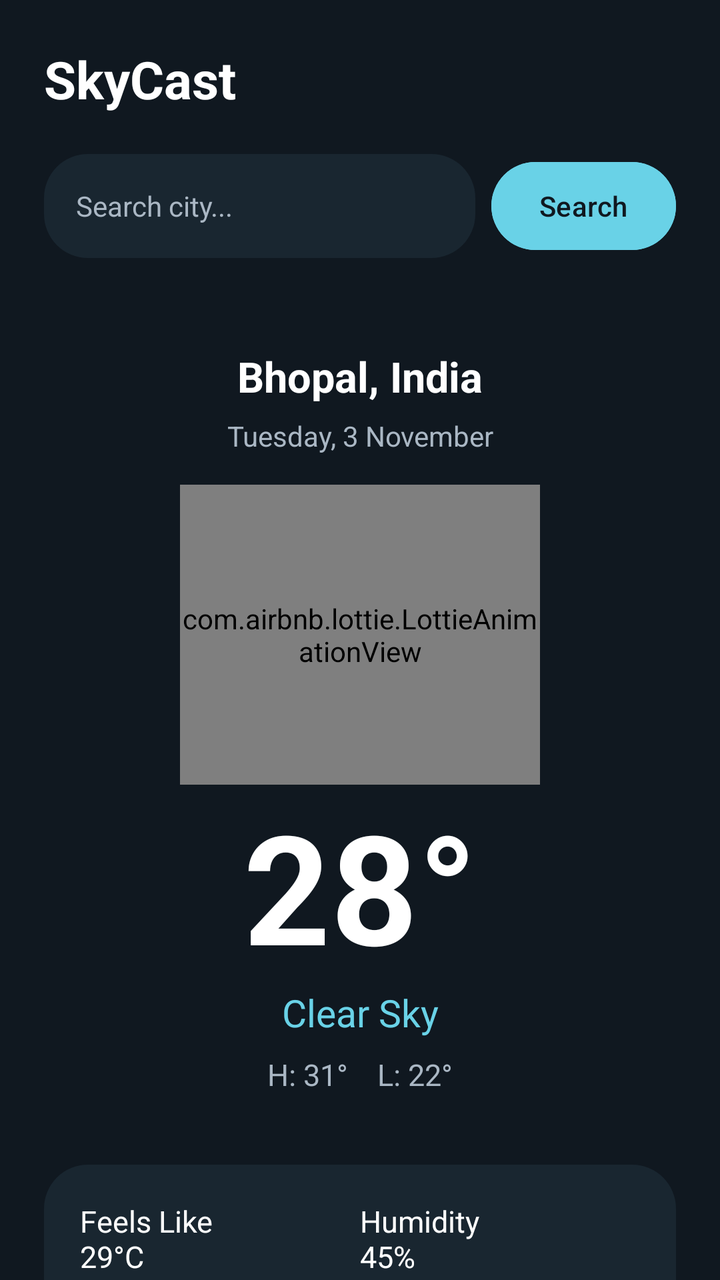
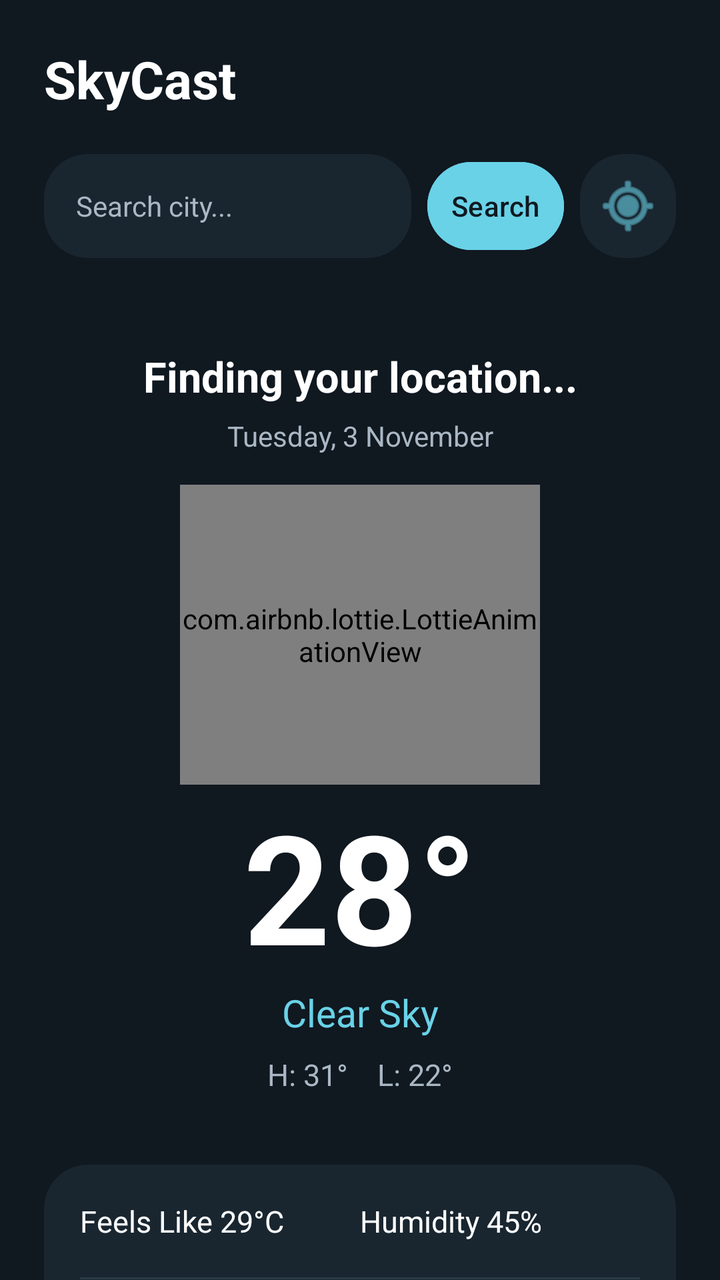

An Android layout rendered at two revisions. The XML below is the earlier revision; the diff shows what the commit changed to produce the second picture.
<!-- AndroidManifest.xml: application theme Theme.SkyCast -->
<!-- res/layout/activity_main.xml -->
<?xml version="1.0" encoding="utf-8"?>
<ScrollView xmlns:android="http://schemas.android.com/apk/res/android"
    xmlns:app="http://schemas.android.com/apk/res-auto"
    android:layout_width="match_parent"
    android:layout_height="match_parent"
    android:background="@drawable/bg_main"
    android:fillViewport="true"
    android:scrollbars="none">

    <LinearLayout
        android:layout_width="match_parent"
        android:layout_height="wrap_content"
        android:orientation="vertical"
        android:padding="22dp">

        

        <LinearLayout
            android:layout_width="match_parent"
            android:layout_height="wrap_content"
            android:gravity="center_vertical"
            android:orientation="horizontal">

            <TextView
                android:layout_width="0dp"
                android:layout_height="wrap_content"
                android:layout_weight="1"
                android:text="SkyCast"
                android:textColor="@color/sky_text_primary"
                android:textSize="26sp"
                android:textStyle="bold" />

        </LinearLayout>

        

        <LinearLayout
            android:layout_width="match_parent"
            android:layout_height="wrap_content"
            android:layout_marginTop="20dp"
            android:layout_marginBottom="10dp"
            android:gravity="center_vertical"
            android:orientation="horizontal">

            <EditText
                android:id="@+id/etCitySearch"
                android:layout_width="0dp"
                android:layout_height="52dp"
                android:layout_weight="1"
                android:background="@drawable/bg_weather_card"
                android:hint="Search city..."
                android:imeOptions="actionSearch"
                android:inputType="textCapWords"
                android:paddingStart="16dp"
                android:paddingEnd="12dp"
                android:singleLine="true"
                android:textColor="@color/sky_text_primary"
                android:textColorHint="@color/sky_text_secondary"
                android:textSize="14sp" />

            <Button
                android:id="@+id/btnSearchCity"
                android:layout_width="wrap_content"
                android:layout_height="52dp"
                android:layout_marginStart="8dp"
                android:backgroundTint="@color/sky_accent"
                android:text="Search"
                android:textAllCaps="false"
                android:textColor="@color/sky_background" />

        </LinearLayout>

        

        <LinearLayout
            android:id="@+id/citySuggestionsContainer"
            android:layout_width="match_parent"
            android:layout_height="wrap_content"
            android:layout_marginTop="2dp"
            android:background="@drawable/bg_weather_card"
            android:elevation="8dp"
            android:orientation="vertical"
            android:padding="6dp"
            android:visibility="gone">

            <androidx.recyclerview.widget.RecyclerView
                android:id="@+id/citySuggestionsRecyclerView"
                android:layout_width="match_parent"
                android:layout_height="wrap_content"
                android:nestedScrollingEnabled="false"
                android:overScrollMode="never" />

        </LinearLayout>

        

        <TextView
            android:id="@+id/tvCity"
            android:layout_width="match_parent"
            android:layout_height="wrap_content"
            android:layout_marginTop="35dp"
            android:gravity="center"
            android:text="Bhopal, India"
            android:textColor="@color/sky_text_primary"
            android:textSize="21sp"
            android:textStyle="bold" />

        <TextView
            android:id="@+id/tvDate"
            android:layout_width="match_parent"
            android:layout_height="wrap_content"
            android:layout_marginTop="6dp"
            android:gravity="center"
            android:text="Tuesday, 3 November"
            android:textColor="@color/sky_text_secondary"
            android:textSize="14sp" />

        

        <com.airbnb.lottie.LottieAnimationView
            android:id="@+id/tvWeatherIcon"
            android:layout_width="180dp"
            android:layout_height="150dp"
            android:layout_gravity="center"
            android:layout_marginTop="15dp"
            app:lottie_autoPlay="false"
            app:lottie_loop="true" />

        

        <TextView
            android:id="@+id/tvTemperature"
            android:layout_width="match_parent"
            android:layout_height="wrap_content"
            android:gravity="center"
            android:text="28°"
            android:textColor="@color/sky_text_primary"
            android:textSize="76sp"
            android:textStyle="bold" />

        <TextView
            android:id="@+id/tvCondition"
            android:layout_width="match_parent"
            android:layout_height="wrap_content"
            android:gravity="center"
            android:text="Clear Sky"
            android:textColor="@color/sky_accent"
            android:textSize="19sp" />

        <TextView
            android:id="@+id/tvHighLow"
            android:layout_width="match_parent"
            android:layout_height="wrap_content"
            android:layout_marginTop="8dp"
            android:gravity="center"
            android:text="H: 31°    L: 22°"
            android:textColor="@color/sky_text_secondary"
            android:textSize="15sp" />

        

        <LinearLayout
            android:layout_width="match_parent"
            android:layout_height="wrap_content"
            android:layout_marginTop="35dp"
            android:background="@drawable/bg_weather_card"
            android:orientation="vertical"
            android:padding="18dp">

            <LinearLayout
                android:layout_width="match_parent"
                android:layout_height="wrap_content"
                android:orientation="horizontal">

                <TextView
                    android:id="@+id/tvFeelsLike"
                    android:layout_width="0dp"
                    android:layout_height="wrap_content"
                    android:layout_weight="1"
                    android:text="Feels Like\n29°C"
                    android:textColor="@color/sky_text_primary"
                    android:textSize="15sp" />

                <TextView
                    android:id="@+id/tvHumidity"
                    android:layout_width="0dp"
                    android:layout_height="wrap_content"
                    android:layout_weight="1"
                    android:text="Humidity\n45%"
                    android:textColor="@color/sky_text_primary"
                    android:textSize="15sp" />

            </LinearLayout>

            <View
                android:layout_width="match_parent"
                android:layout_height="1dp"
                android:layout_marginTop="18dp"
                android:layout_marginBottom="18dp"
                android:background="@color/sky_divider" />

            <LinearLayout
                android:layout_width="match_parent"
                android:layout_height="wrap_content"
                android:orientation="horizontal">

                <TextView
                    android:id="@+id/tvWind"
                    android:layout_width="0dp"
                    android:layout_height="wrap_content"
                    android:layout_weight="1"
                    android:text="Wind\n12 km/h"
                    android:textColor="@color/sky_text_primary"
                    android:textSize="15sp" />

                <TextView
                    android:id="@+id/tvPressure"
                    android:layout_width="0dp"
                    android:layout_height="wrap_content"
                    android:layout_weight="1"
                    android:text="Pressure\n1012 hPa"
                    android:textColor="@color/sky_text_primary"
                    android:textSize="15sp" />

            </LinearLayout>

        </LinearLayout>

        

        <TextView
            android:layout_width="match_parent"
            android:layout_height="wrap_content"
            android:layout_marginTop="32dp"
            android:text="5-Day Forecast"
            android:textColor="@color/sky_text_primary"
            android:textSize="20sp"
            android:textStyle="bold" />

        

        <androidx.recyclerview.widget.RecyclerView
            android:id="@+id/forecastRecyclerView"
            android:layout_width="match_parent"
            android:layout_height="185dp"
            android:layout_marginTop="15dp"
            android:clipToPadding="false"
            android:overScrollMode="never" />

    </LinearLayout>

</ScrollView>
<!-- resources referenced by this layout -->
<resources>
  <color name="sky_accent">#69D2E7</color>
  <color name="sky_background">#101820</color>
  <color name="sky_divider">#2B3B46</color>
  <color name="sky_text_primary">#FFFFFF</color>
  <color name="sky_text_secondary">#AAB7C4</color>
  <!-- drawable bg_main (drawable) -->
  <?xml version="1.0" encoding="utf-8"?>
  <shape xmlns:android="http://schemas.android.com/apk/res/android">
      <solid android:color="@color/sky_background" />
  </shape>
  <!-- drawable bg_weather_card (drawable) -->
  <?xml version="1.0" encoding="utf-8"?>
  <shape xmlns:android="http://schemas.android.com/apk/res/android">
      <solid android:color="@color/sky_card" />
      <corners android:radius="22dp" />
  </shape>
  <style name="Theme.SkyCast" parent="Base.Theme.SkyCast" />
  <color name="sky_card">#192630</color>
  <style name="Base.Theme.SkyCast" parent="Theme.Material3.DayNight.NoActionBar">
          
          
      </style>
</resources>

<!-- the commit's change to res/layout/activity_main.xml (unified diff, before → after) -->
@@ -14,7 +14,6 @@
         android:padding="22dp">
 
         
-
         <LinearLayout
             android:layout_width="match_parent"
             android:layout_height="wrap_content"
@@ -29,11 +28,9 @@
                 android:textColor="@color/sky_text_primary"
                 android:textSize="26sp"
                 android:textStyle="bold" />
-
-        </LinearLayout>
-
-        
-
+        </LinearLayout>
+
+        
         <LinearLayout
             android:layout_width="match_parent"
             android:layout_height="wrap_content"
@@ -64,14 +61,26 @@
                 android:layout_height="52dp"
                 android:layout_marginStart="8dp"
                 android:backgroundTint="@color/sky_accent"
+                android:minWidth="0dp"
+                android:paddingStart="12dp"
+                android:paddingEnd="12dp"
                 android:text="Search"
                 android:textAllCaps="false"
                 android:textColor="@color/sky_background" />
 
-        </LinearLayout>
-
-        
-
+            <ImageButton
+                android:id="@+id/btnCurrentLocation"
+                android:layout_width="48dp"
+                android:layout_height="52dp"
+                android:layout_marginStart="8dp"
+                android:background="@drawable/bg_weather_card"
+                android:contentDescription="Use current location"
+                android:padding="13dp"
+                android:src="@android:drawable/ic_menu_mylocation"
+                app:tint="@color/sky_accent" />
+        </LinearLayout>
+
+        
         <LinearLayout
             android:id="@+id/citySuggestionsContainer"
             android:layout_width="match_parent"
@@ -89,18 +98,16 @@
                 android:layout_height="wrap_content"
                 android:nestedScrollingEnabled="false"
                 android:overScrollMode="never" />
-
-        </LinearLayout>
-
-        
-
+        </LinearLayout>
+
+        
         <TextView
             android:id="@+id/tvCity"
             android:layout_width="match_parent"
             android:layout_height="wrap_content"
             android:layout_marginTop="35dp"
             android:gravity="center"
-            android:text="Bhopal, India"
+            android:text="Finding your location..."
             android:textColor="@color/sky_text_primary"
             android:textSize="21sp"
             android:textStyle="bold" />
@@ -116,7 +123,6 @@
             android:textSize="14sp" />
 
         
-
         <com.airbnb.lottie.LottieAnimationView
             android:id="@+id/tvWeatherIcon"
             android:layout_width="180dp"
@@ -127,7 +133,6 @@
             app:lottie_loop="true" />
 
         
-
         <TextView
             android:id="@+id/tvTemperature"
             android:layout_width="match_parent"
@@ -158,7 +163,6 @@
             android:textSize="15sp" />
 
         
-
         <LinearLayout
             android:layout_width="match_parent"
             android:layout_height="wrap_content"
@@ -177,7 +181,8 @@
                     android:layout_width="0dp"
                     android:layout_height="wrap_content"
                     android:layout_weight="1"
-                    android:text="Feels Like\n29°C"
+                    android:text="Feels Like
+29°C"
                     android:textColor="@color/sky_text_primary"
                     android:textSize="15sp" />
 
@@ -186,10 +191,10 @@
                     android:layout_width="0dp"
                     android:layout_height="wrap_content"
                     android:layout_weight="1"
-                    android:text="Humidity\n45%"
-                    android:textColor="@color/sky_text_primary"
-                    android:textSize="15sp" />
-
+                    android:text="Humidity
+45%"
+                    android:textColor="@color/sky_text_primary"
+                    android:textSize="15sp" />
             </LinearLayout>
 
             <View
@@ -209,7 +214,8 @@
                     android:layout_width="0dp"
                     android:layout_height="wrap_content"
                     android:layout_weight="1"
-                    android:text="Wind\n12 km/h"
+                    android:text="Wind
+12 km/h"
                     android:textColor="@color/sky_text_primary"
                     android:textSize="15sp" />
 
@@ -218,16 +224,14 @@
                     android:layout_width="0dp"
                     android:layout_height="wrap_content"
                     android:layout_weight="1"
-                    android:text="Pressure\n1012 hPa"
-                    android:textColor="@color/sky_text_primary"
-                    android:textSize="15sp" />
-
+                    android:text="Pressure
+1012 hPa"
+                    android:textColor="@color/sky_text_primary"
+                    android:textSize="15sp" />
             </LinearLayout>
-
-        </LinearLayout>
-
-        
-
+        </LinearLayout>
+
+        
         <TextView
             android:layout_width="match_parent"
             android:layout_height="wrap_content"
@@ -238,7 +242,6 @@
             android:textStyle="bold" />
 
         
-
         <androidx.recyclerview.widget.RecyclerView
             android:id="@+id/forecastRecyclerView"
             android:layout_width="match_parent"
@@ -246,7 +249,5 @@
             android:layout_marginTop="15dp"
             android:clipToPadding="false"
             android:overScrollMode="never" />
-
     </LinearLayout>
-
 </ScrollView>
